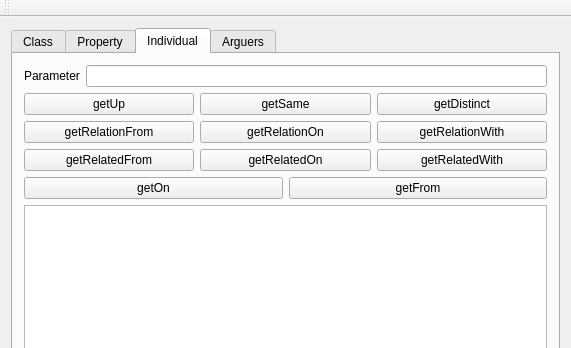
The window that ui/ontologui.ui (sarthou/ontologenius) describes before a commit, drawn with Qt 5; both pictures show x 0 to 571 and y 0 to 348 of the 571 by 585 pixel window.
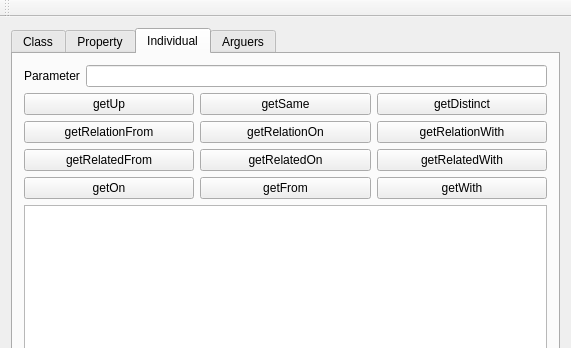
The same window after the commit. Custom widgets are drawn as their Qt base class.

Commit message: [UPDATE] getWith query for individuals

```diff
--- a/ui/ontologui.ui
+++ b/ui/ontologui.ui
@@ -393,6 +393,16 @@
             </property>
            </widget>
           </item>
+          <item>
+           <widget class="QPushButtonExtended" name="Individual_getWith">
+            <property name="whatsThis">
+             <string>&lt;html&gt;&lt;head/&gt;&lt;body&gt;&lt;p&gt;&lt;span style=&quot; font-weight:600; font-style:italic;&quot;&gt;getWith&lt;/span&gt; will give you all the properties linking the two individuals given in the parameter&lt;br/&gt;&lt;/p&gt;&lt;p&gt;Command line:&lt;/p&gt;&lt;p&gt;&lt;span style=&quot; font-family:'monospace';&quot;&gt;$ rosservice call /ontoloGenius/individual &quot;{param: 'blueCube:redCube', action: 'getWith'}&quot;&lt;/span&gt;&lt;/p&gt;&lt;p&gt;Here we asked all the properties for whom 'blueCube' is related to 'redCube' them&lt;/p&gt;&lt;/body&gt;&lt;/html&gt;</string>
+            </property>
+            <property name="text">
+             <string>getWith</string>
+            </property>
+           </widget>
+          </item>
          </layout>
         </item>
         <item>
```
The commit also changes 4 other files.
